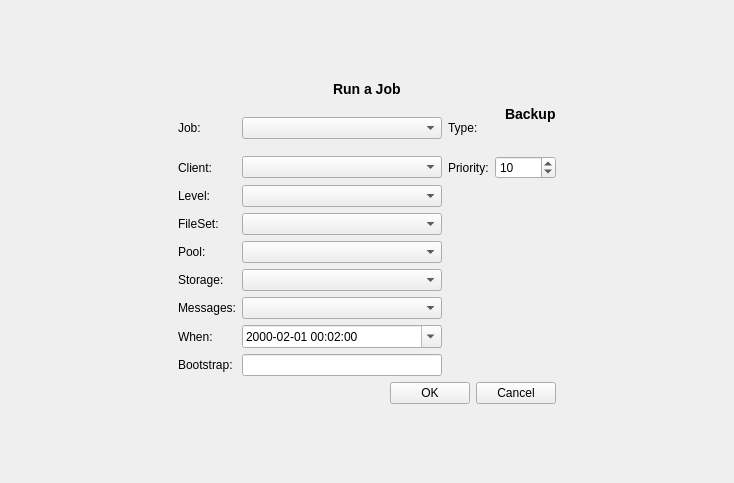
Above: bacula/src/qt-console/run/run.ui from rkorzeniewski/bacula before the change. Below: the same form after it.
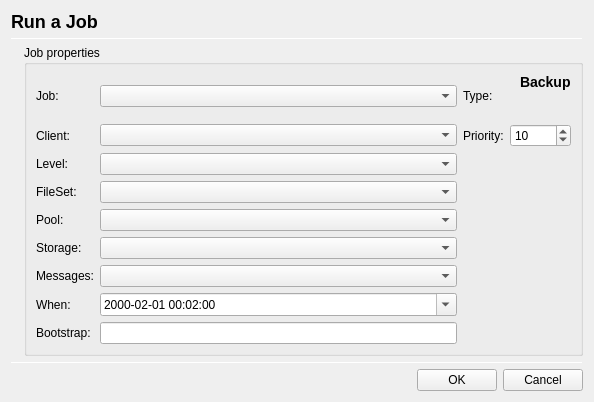
That is the form after the change. Icons and pictures are not drawn.

Commit message: bat: tweak the run window

Diff of the .ui file:
```diff
--- a/bacula/src/qt-console/run/run.ui
+++ b/bacula/src/qt-console/run/run.ui
@@ -5,97 +5,67 @@
    <rect>
     <x>0</x>
     <y>0</y>
-    <width>734</width>
-    <height>483</height>
+    <width>594</width>
+    <height>402</height>
    </rect>
   </property>
+  <property name="sizePolicy" >
+   <sizepolicy vsizetype="Preferred" hsizetype="Preferred" >
+    <horstretch>0</horstretch>
+    <verstretch>0</verstretch>
+   </sizepolicy>
+  </property>
   <property name="windowTitle" >
    <string>Form</string>
   </property>
-  <layout class="QGridLayout" >
-   <property name="margin" >
-    <number>9</number>
-   </property>
-   <property name="spacing" >
-    <number>6</number>
-   </property>
-   <item row="1" column="1" >
-    <layout class="QGridLayout" >
-     <property name="margin" >
-      <number>0</number>
-     </property>
-     <property name="spacing" >
-      <number>6</number>
-     </property>
-     <item row="3" column="0" >
-      <widget class="QLabel" name="label_11" >
-       <property name="text" >
-        <string>Level:</string>
-       </property>
-       <property name="buddy" >
-        <cstring>levelCombo</cstring>
-       </property>
-      </widget>
-     </item>
-     <item row="5" column="1" >
-      <widget class="QComboBox" name="poolCombo" />
-     </item>
-     <item row="9" column="0" >
-      <widget class="QLabel" name="label_5" >
-       <property name="text" >
-        <string>Bootstrap:</string>
-       </property>
-       <property name="openExternalLinks" >
-        <bool>true</bool>
-       </property>
-       <property name="buddy" >
-        <cstring>bootstrap</cstring>
-       </property>
-      </widget>
-     </item>
-     <item row="4" column="1" >
-      <widget class="QComboBox" name="filesetCombo" />
-     </item>
-     <item row="9" column="1" >
-      <widget class="QLineEdit" name="bootstrap" >
-       <property name="enabled" >
-        <bool>true</bool>
-       </property>
-       <property name="minimumSize" >
+  <layout class="QVBoxLayout" >
+   <item>
+    <widget class="QLabel" name="run" >
+     <property name="maximumSize" >
         <size>
-         <width>200</width>
-         <height>0</height>
-        </size>
-       </property>
-       <property name="readOnly" >
-        <bool>false</bool>
-       </property>
-      </widget>
-     </item>
-     <item row="6" column="1" >
-      <widget class="QComboBox" name="storageCombo" />
-     </item>
-     <item row="8" column="1" >
-      <widget class="QDateTimeEdit" name="dateTimeEdit" >
-       <property name="dateTime" >
-        <datetime>
-         <hour>0</hour>
-         <minute>2</minute>
-         <second>0</second>
-         <year>2000</year>
-         <month>1</month>
-         <day>1</day>
-        </datetime>
-       </property>
-       <property name="displayFormat" >
-        <string>yyyy-mm-dd hh:mm:ss</string>
-       </property>
-       <property name="calendarPopup" >
-        <bool>true</bool>
+       <width>16777215</width>
+       <height>30</height>
+      </size>
+     </property>
+     <property name="font" >
+      <font>
+       <pointsize>11</pointsize>
+      </font>
+     </property>
+     <property name="text" >
+      <string>&lt;h3>Run a Job&lt;/h3></string>
+     </property>
+    </widget>
+   </item>
+   <item>
+    <widget class="Line" name="line" >
+     <property name="sizePolicy" >
+      <sizepolicy vsizetype="Expanding" hsizetype="Minimum" >
+       <horstretch>0</horstretch>
+       <verstretch>0</verstretch>
+      </sizepolicy>
+     </property>
+     <property name="orientation" >
+      <enum>Qt::Horizontal</enum>
+     </property>
+    </widget>
+   </item>
+   <item>
+    <layout class="QHBoxLayout" >
+     <item>
+      <widget class="QLabel" name="label_12" >
+       <property name="text" >
+        <string/>
        </property>
       </widget>
      </item>
-     <item row="1" column="0" >
+     <item>
+      <widget class="QGroupBox" name="groupBox" >
+       <property name="title" >
+        <string>Job properties</string>
+       </property>
+       <layout class="QGridLayout" >
+        <item row="0" column="0" >
       <widget class="QLabel" name="label_6" >
        <property name="text" >
         <string>Job:</string>
@@ -105,34 +75,11 @@
        </property>
       </widget>
      </item>
-     <item rowspan="6" row="3" column="3" >
-      <spacer>
-       <property name="orientation" >
-        <enum>Qt::Vertical</enum>
-       </property>
-       <property name="sizeHint" >
-        <size>
-         <width>56</width>
-         <height>151</height>
-        </size>
-       </property>
-      </spacer>
-     </item>
-     <item row="5" column="0" >
-      <widget class="QLabel" name="label_3" >
-       <property name="text" >
-        <string>Pool:</string>
-       </property>
-       <property name="buddy" >
-        <cstring>poolCombo</cstring>
-       </property>
-      </widget>
-     </item>
-     <item row="1" column="2" colspan="2" >
+        <item row="0" column="1" >
+         <widget class="QComboBox" name="jobCombo" />
+        </item>
+        <item row="0" column="2" colspan="2" >
       <layout class="QHBoxLayout" >
-       <property name="margin" >
-        <number>0</number>
-       </property>
        <property name="spacing" >
         <number>6</number>
        </property>
@@ -152,92 +99,7 @@
        </item>
       </layout>
      </item>
-     <item row="4" column="0" >
-      <widget class="QLabel" name="label_9" >
-       <property name="text" >
-        <string>FileSet:</string>
-       </property>
-       <property name="buddy" >
-        <cstring>filesetCombo</cstring>
-       </property>
-      </widget>
-     </item>
-     <item row="7" column="0" >
-      <widget class="QLabel" name="label_10" >
-       <property name="text" >
-        <string>Messages:</string>
-       </property>
-       <property name="buddy" >
-        <cstring>messagesCombo</cstring>
-       </property>
-      </widget>
-     </item>
-     <item row="0" column="0" colspan="4" >
-      <layout class="QHBoxLayout" >
-       <property name="margin" >
-        <number>0</number>
-       </property>
-       <property name="spacing" >
-        <number>6</number>
-       </property>
-       <item>
-        <spacer>
-         <property name="orientation" >
-          <enum>Qt::Horizontal</enum>
-         </property>
-         <property name="sizeHint" >
-          <size>
-           <width>71</width>
-           <height>21</height>
-          </size>
-         </property>
-        </spacer>
-       </item>
-       <item>
-        <widget class="QLabel" name="run" >
-         <property name="maximumSize" >
-          <size>
-           <width>16777215</width>
-           <height>30</height>
-          </size>
-         </property>
-         <property name="text" >
-          <string>&lt;h3>Run a Job&lt;/h3></string>
-         </property>
-        </widget>
-       </item>
-       <item>
-        <spacer>
-         <property name="orientation" >
-          <enum>Qt::Horizontal</enum>
-         </property>
-         <property name="sizeHint" >
-          <size>
-           <width>81</width>
-           <height>20</height>
-          </size>
-         </property>
-        </spacer>
-       </item>
-      </layout>
-     </item>
-     <item row="1" column="1" >
-      <widget class="QComboBox" name="jobCombo" />
-     </item>
-     <item row="2" column="2" >
-      <widget class="QLabel" name="label_4" >
-       <property name="text" >
-        <string>Priority:</string>
-       </property>
-       <property name="buddy" >
-        <cstring>prioritySpin</cstring>
-       </property>
-      </widget>
-     </item>
-     <item row="3" column="1" >
-      <widget class="QComboBox" name="levelCombo" />
-     </item>
-     <item row="2" column="0" >
+        <item row="1" column="0" >
       <widget class="QLabel" name="label_8" >
        <property name="text" >
         <string>Client:</string>
@@ -247,44 +109,20 @@
        </property>
       </widget>
      </item>
-     <item row="10" column="0" colspan="4" >
-      <layout class="QHBoxLayout" >
-       <property name="margin" >
-        <number>0</number>
-       </property>
-       <property name="spacing" >
-        <number>6</number>
-       </property>
-       <item>
-        <spacer>
-         <property name="orientation" >
-          <enum>Qt::Horizontal</enum>
-         </property>
-         <property name="sizeHint" >
-          <size>
-           <width>40</width>
-           <height>20</height>
-          </size>
-         </property>
-        </spacer>
-       </item>
-       <item>
-        <widget class="QPushButton" name="okButton" >
+        <item row="1" column="1" >
+         <widget class="QComboBox" name="clientCombo" />
+        </item>
+        <item row="1" column="2" >
+         <widget class="QLabel" name="label_4" >
          <property name="text" >
-          <string>OK</string>
-         </property>
-        </widget>
-       </item>
-       <item>
-        <widget class="QPushButton" name="cancelButton" >
-         <property name="text" >
-          <string>Cancel</string>
+           <string>Priority:</string>
+          </property>
+          <property name="buddy" >
+           <cstring>prioritySpin</cstring>
          </property>
         </widget>
        </item>
-      </layout>
-     </item>
-     <item row="2" column="3" >
+        <item row="1" column="3" >
       <widget class="QSpinBox" name="prioritySpin" >
        <property name="maximum" >
         <number>10000</number>
@@ -297,10 +135,59 @@
        </property>
       </widget>
      </item>
+        <item row="2" column="0" >
+         <widget class="QLabel" name="label_11" >
+          <property name="text" >
+           <string>Level:</string>
+          </property>
+          <property name="buddy" >
+           <cstring>levelCombo</cstring>
+          </property>
+         </widget>
+        </item>
      <item row="2" column="1" >
-      <widget class="QComboBox" name="clientCombo" />
-     </item>
-     <item row="6" column="0" >
+         <widget class="QComboBox" name="levelCombo" />
+        </item>
+        <item rowspan="5" row="2" column="3" >
+         <spacer>
+          <property name="orientation" >
+           <enum>Qt::Vertical</enum>
+          </property>
+          <property name="sizeHint" >
+           <size>
+            <width>56</width>
+            <height>151</height>
+           </size>
+          </property>
+         </spacer>
+        </item>
+        <item row="3" column="0" >
+         <widget class="QLabel" name="label_9" >
+          <property name="text" >
+           <string>FileSet:</string>
+          </property>
+          <property name="buddy" >
+           <cstring>filesetCombo</cstring>
+          </property>
+         </widget>
+        </item>
+        <item row="3" column="1" >
+         <widget class="QComboBox" name="filesetCombo" />
+        </item>
+        <item row="4" column="0" >
+         <widget class="QLabel" name="label_3" >
+          <property name="text" >
+           <string>Pool:</string>
+          </property>
+          <property name="buddy" >
+           <cstring>poolCombo</cstring>
+          </property>
+         </widget>
+        </item>
+        <item row="4" column="1" >
+         <widget class="QComboBox" name="poolCombo" />
+        </item>
+        <item row="5" column="0" >
       <widget class="QLabel" name="label_2" >
        <property name="text" >
         <string>Storage:</string>
@@ -310,10 +197,23 @@
        </property>
       </widget>
      </item>
-     <item row="7" column="1" >
+        <item row="5" column="1" >
+         <widget class="QComboBox" name="storageCombo" />
+        </item>
+        <item row="6" column="0" >
+         <widget class="QLabel" name="label_10" >
+          <property name="text" >
+           <string>Messages:</string>
+          </property>
+          <property name="buddy" >
+           <cstring>messagesCombo</cstring>
+          </property>
+         </widget>
+        </item>
+        <item row="6" column="1" >
       <widget class="QComboBox" name="messagesCombo" />
      </item>
-     <item row="8" column="0" >
+        <item row="7" column="0" >
       <widget class="QLabel" name="label" >
        <property name="text" >
         <string>When:</string>
@@ -323,22 +223,76 @@
        </property>
       </widget>
      </item>
-    </layout>
-   </item>
-   <item row="1" column="2" >
-    <spacer>
-     <property name="orientation" >
-      <enum>Qt::Horizontal</enum>
-     </property>
-     <property name="sizeHint" >
+        <item row="7" column="1" >
+         <widget class="QDateTimeEdit" name="dateTimeEdit" >
+          <property name="dateTime" >
+           <datetime>
+            <hour>0</hour>
+            <minute>2</minute>
+            <second>0</second>
+            <year>2000</year>
+            <month>1</month>
+            <day>1</day>
+           </datetime>
+          </property>
+          <property name="displayFormat" >
+           <string>yyyy-mm-dd hh:mm:ss</string>
+          </property>
+          <property name="calendarPopup" >
+           <bool>true</bool>
+          </property>
+         </widget>
+        </item>
+        <item row="8" column="0" >
+         <widget class="QLabel" name="label_5" >
+          <property name="text" >
+           <string>Bootstrap:</string>
+          </property>
+          <property name="openExternalLinks" >
+           <bool>true</bool>
+          </property>
+          <property name="buddy" >
+           <cstring>bootstrap</cstring>
+          </property>
+         </widget>
+        </item>
+        <item row="8" column="1" >
+         <widget class="QLineEdit" name="bootstrap" >
+          <property name="enabled" >
+           <bool>true</bool>
+          </property>
+          <property name="minimumSize" >
       <size>
-       <width>40</width>
-       <height>20</height>
-      </size>
-     </property>
-    </spacer>
-   </item>
-   <item row="1" column="0" >
+            <width>200</width>
+            <height>0</height>
+           </size>
+          </property>
+          <property name="readOnly" >
+           <bool>false</bool>
+          </property>
+         </widget>
+        </item>
+       </layout>
+      </widget>
+     </item>
+    </layout>
+   </item>
+   <item>
+    <widget class="Line" name="line_2" >
+     <property name="sizePolicy" >
+      <sizepolicy vsizetype="Expanding" hsizetype="Minimum" >
+       <horstretch>0</horstretch>
+       <verstretch>0</verstretch>
+      </sizepolicy>
+     </property>
+     <property name="orientation" >
+      <enum>Qt::Horizontal</enum>
+     </property>
+    </widget>
+   </item>
+   <item>
+    <layout class="QHBoxLayout" >
+     <item>
     <spacer>
      <property name="orientation" >
       <enum>Qt::Horizontal</enum>
@@ -351,39 +305,23 @@
      </property>
     </spacer>
    </item>
-   <item row="2" column="1" >
-    <spacer>
-     <property name="orientation" >
-      <enum>Qt::Vertical</enum>
-     </property>
-     <property name="sizeType" >
-      <enum>QSizePolicy::Expanding</enum>
-     </property>
-     <property name="sizeHint" >
-      <size>
-       <width>351</width>
-       <height>16</height>
-      </size>
-     </property>
-    </spacer>
-   </item>
-   <item row="0" column="1" >
-    <spacer>
-     <property name="orientation" >
-      <enum>Qt::Vertical</enum>
-     </property>
-     <property name="sizeType" >
-      <enum>QSizePolicy::Expanding</enum>
-     </property>
-     <property name="sizeHint" >
-      <size>
-       <width>351</width>
-       <height>16</height>
-      </size>
-     </property>
-    </spacer>
-   </item>
-  </layout>
+     <item>
+      <widget class="QPushButton" name="okButton" >
+       <property name="text" >
+        <string>OK</string>
+       </property>
+      </widget>
+     </item>
+     <item>
+      <widget class="QPushButton" name="cancelButton" >
+       <property name="text" >
+        <string>Cancel</string>
+       </property>
+      </widget>
+     </item>
+    </layout>
+   </item>
+  </layout>
  </widget>
  <resources/>
  <connections/>
```
Left out of the diff: 27 changed lines with no effect on the pictures. Lines whose indentation alone changed are shown as unchanged. The commit also changes 4 other files.
